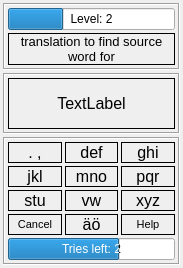
Before: the Qt Designer form src/trainerdialog.ui in sergburn/firu.qt, drawn with Qt 5.
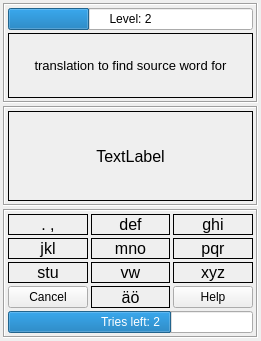
After: the same form once the commit is applied.

Commit message: different stylesheet for small resolutions (<=320px height)

Diff of the .ui file:
```diff
--- a/src/trainerdialog.ui
+++ b/src/trainerdialog.ui
@@ -1,15 +1,21 @@
 <ui version="4.0" >
  <class>TrainerDialog</class>
- <widget class="QDialog" name="TrainerDialog" >
-  <property name="geometry" >
+ <widget class="QDialog" name="TrainerDialog">
+  <property name="geometry">
    <rect>
     <x>0</x>
     <y>0</y>
-    <width>183</width>
-    <height>268</height>
+    <width>261</width>
+    <height>341</height>
    </rect>
   </property>
-  <property name="windowTitle" >
+  <property name="sizePolicy">
+   <sizepolicy hsizetype="Expanding" vsizetype="Preferred">
+    <horstretch>0</horstretch>
+    <verstretch>0</verstretch>
+   </sizepolicy>
+  </property>
+  <property name="windowTitle">
    <string>Trainer</string>
   </property>
   <layout class="QHBoxLayout" name="horizontalLayout" >
@@ -20,7 +26,10 @@
     <number>3</number>
    </property>
    <item>
-    <layout class="QVBoxLayout" name="vlTest" >
+    <layout class="QVBoxLayout" name="vlTest">
+     <property name="spacing">
+      <number>3</number>
+     </property>
      <item>
       <widget class="QFrame" name="frmQuestion" >
        <property name="frameShape" >
@@ -37,8 +46,14 @@
          <number>3</number>
         </property>
         <item>
-         <widget class="QProgressBar" name="mark" >
-          <property name="minimum" >
+         <widget class="QProgressBar" name="mark">
+          <property name="sizePolicy">
+           <sizepolicy hsizetype="Expanding" vsizetype="Minimum">
+            <horstretch>0</horstretch>
+            <verstretch>0</verstretch>
+           </sizepolicy>
+          </property>
+          <property name="minimum">
            <number>1</number>
           </property>
           <property name="maximum" >
@@ -192,30 +207,9 @@
             </property>
            </widget>
           </item>
-          <item row="3" column="0" >
-           <widget class="QLabel" name="laLeftCmd" >
-            <property name="font" >
-             <font>
-              <pointsize>8</pointsize>
-             </font>
-            </property>
-            <property name="frameShape" >
-             <enum>QFrame::Box</enum>
-            </property>
-            <property name="frameShadow" >
-             <enum>QFrame::Plain</enum>
-            </property>
-            <property name="text" >
-             <string>Cancel</string>
-            </property>
-            <property name="alignment" >
-             <set>Qt::AlignCenter</set>
-            </property>
-           </widget>
-          </item>
-          <item row="1" column="1" >
-           <widget class="QLabel" name="la5" >
-            <property name="font" >
+          <item row="1" column="1">
+           <widget class="QLabel" name="la5">
+            <property name="font">
              <font>
               <pointsize>12</pointsize>
              </font>
@@ -297,9 +291,15 @@
             </property>
            </widget>
           </item>
-          <item row="3" column="1" >
-           <widget class="QLabel" name="la0" >
-            <property name="font" >
+          <item row="3" column="1">
+           <widget class="QLabel" name="la0">
+            <property name="sizePolicy">
+             <sizepolicy hsizetype="Expanding" vsizetype="Preferred">
+              <horstretch>0</horstretch>
+              <verstretch>0</verstretch>
+             </sizepolicy>
+            </property>
+            <property name="font">
              <font>
               <pointsize>12</pointsize>
              </font>
@@ -318,30 +318,9 @@
             </property>
            </widget>
           </item>
-          <item row="3" column="2" >
-           <widget class="QLabel" name="laRightCmd" >
-            <property name="font" >
-             <font>
-              <pointsize>8</pointsize>
-             </font>
-            </property>
-            <property name="frameShape" >
-             <enum>QFrame::Box</enum>
-            </property>
-            <property name="frameShadow" >
-             <enum>QFrame::Plain</enum>
-            </property>
-            <property name="text" >
-             <string>Help</string>
-            </property>
-            <property name="alignment" >
-             <set>Qt::AlignCenter</set>
-            </property>
-           </widget>
-          </item>
-          <item row="2" column="2" >
-           <widget class="QLabel" name="la9" >
-            <property name="font" >
+          <item row="2" column="2">
+           <widget class="QLabel" name="la9">
+            <property name="font">
              <font>
               <pointsize>12</pointsize>
              </font>
@@ -402,11 +381,52 @@
             </property>
            </widget>
           </item>
+          <item row="3" column="0">
+           <widget class="QPushButton" name="btnLeftCmd">
+            <property name="sizePolicy">
+             <sizepolicy hsizetype="Expanding" vsizetype="Fixed">
+              <horstretch>0</horstretch>
+              <verstretch>0</verstretch>
+             </sizepolicy>
+            </property>
+            <property name="text">
+             <string>Cancel</string>
+            </property>
+            <property name="autoDefault">
+             <bool>false</bool>
+            </property>
+           </widget>
+          </item>
+          <item row="3" column="2">
+           <widget class="QPushButton" name="btnRightCmd">
+            <property name="sizePolicy">
+             <sizepolicy hsizetype="MinimumExpanding" vsizetype="Fixed">
+              <horstretch>0</horstretch>
+              <verstretch>0</verstretch>
+             </sizepolicy>
+            </property>
+            <property name="text">
+             <string>Help</string>
+            </property>
+            <property name="autoDefault">
+             <bool>false</bool>
+            </property>
+            <property name="flat">
+             <bool>false</bool>
+            </property>
+           </widget>
+          </item>
          </layout>
         </item>
         <item>
-         <widget class="QProgressBar" name="progressBar" >
-          <property name="maximum" >
+         <widget class="QProgressBar" name="progressBar">
+          <property name="sizePolicy">
+           <sizepolicy hsizetype="Expanding" vsizetype="Minimum">
+            <horstretch>0</horstretch>
+            <verstretch>0</verstretch>
+           </sizepolicy>
+          </property>
+          <property name="maximum">
            <number>3</number>
           </property>
           <property name="value" >
```
Left out of the diff: 266 changed lines with no effect on the pictures. The commit also changes 16 other files.
